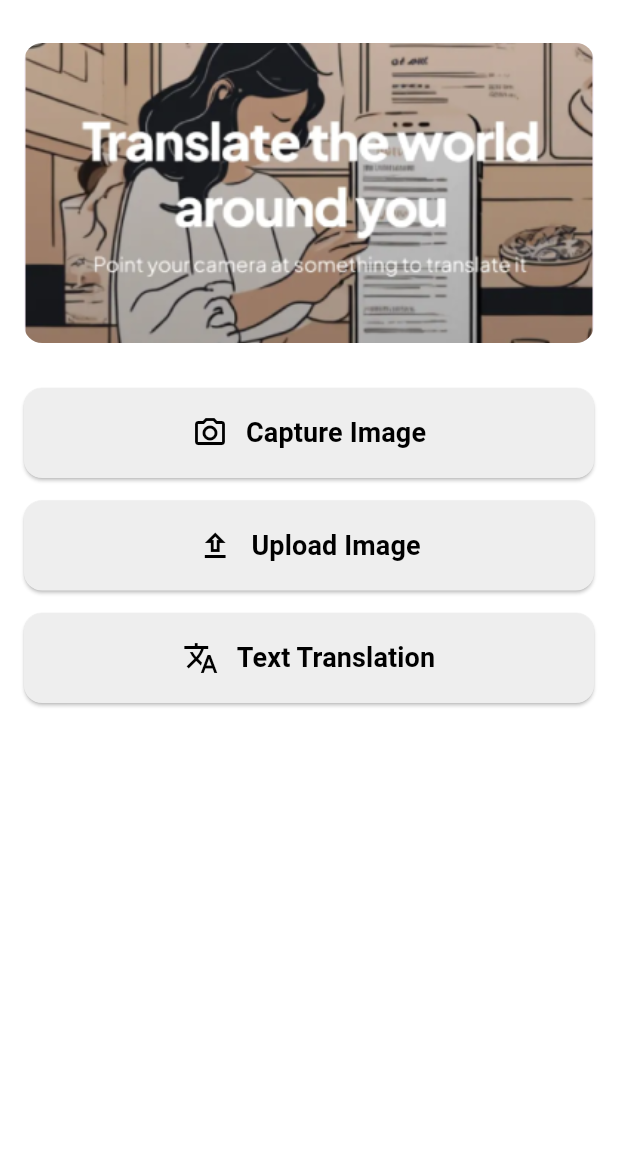
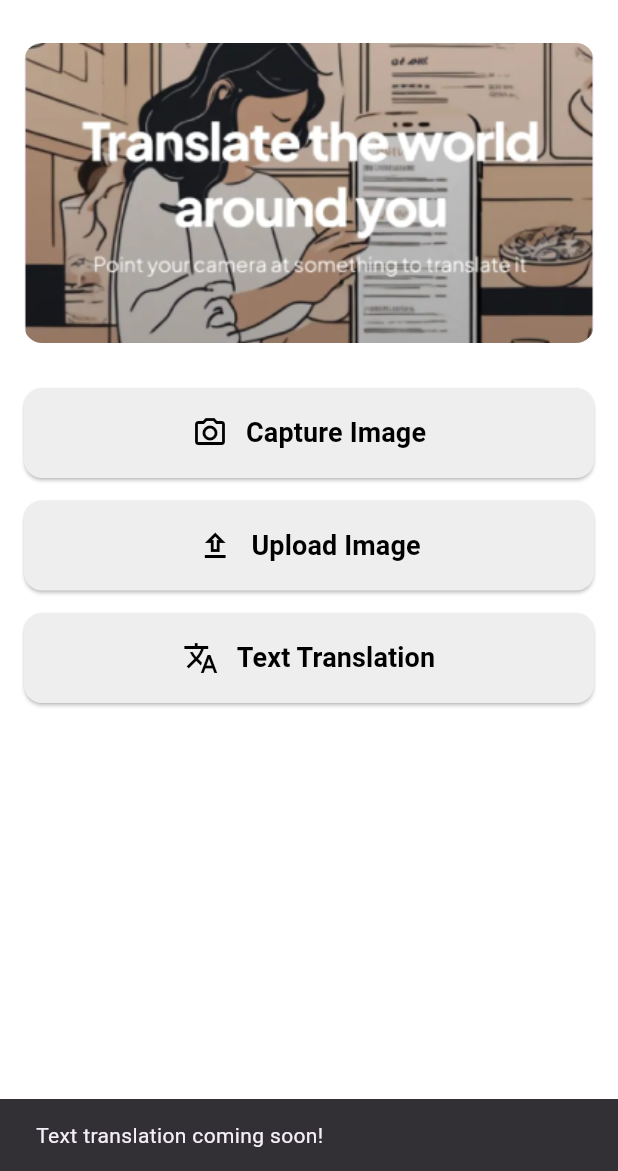
Before and after one commit to JayAndani21/Langlens, a Flutter app: the HomePage screen opened directly, after a tap on "Text Translation", on a phone screen of 412 x 824 dp, the part 65-1236 px from its top. Run offline on Flutter 3.47's test engine with Material 3 defaults, Android fonts, the phone set to English and light mode, and no system bars; our stand-ins replace google_fonts, image_picker, permission_handler.

Commit message:
Save changes to home_page.dart

```diff
--- a/lib/pages/home_page.dart
+++ b/lib/pages/home_page.dart
@@ -1,4 +1,6 @@
 import 'package:flutter/material.dart';
+import 'package:image_picker/image_picker.dart';
+import 'package:permission_handler/permission_handler.dart';
 
 class HomePage extends StatelessWidget {
   const HomePage({super.key});
@@ -28,7 +30,7 @@ class HomePage extends StatelessWidget {
           children: [
             _buildBannerSection(),
             const SizedBox(height: 30),
-            _buildActionButtons(),
+            _buildActionButtons(context),
           ],
         ),
       ),
@@ -49,19 +51,35 @@ class HomePage extends StatelessWidget {
     );
   }
 
-  Widget _buildActionButtons() {
+  Widget _buildActionButtons(BuildContext context) {
     return Column(
       children: [
-        _customButton(Icons.camera_alt_outlined, 'Capture Image'),
+        _customButton(
+          icon: Icons.camera_alt_outlined,
+          text: 'Capture Image',
+          onPressed: () => _handleCameraAction(context),
+        ),
         const SizedBox(height: 15),
-        _customButton(Icons.upload_outlined, 'Upload Image'),
+        _customButton(
+          icon: Icons.upload_outlined,
+          text: 'Upload Image',
+          onPressed: () => _handleUploadAction(context),
+        ),
         const SizedBox(height: 15),
-        _customButton(Icons.translate, 'Text Translation'),
+        _customButton(
+          icon: Icons.translate,
+          text: 'Text Translation',
+          onPressed: () => _handleTextTranslation(context),
+        ),
       ],
     );
   }
 
-  Widget _customButton(IconData icon, String text) {
+  Widget _customButton({
+    required IconData icon,
+    required String text,
+    required VoidCallback onPressed,
+  }) {
     return SizedBox(
       width: double.infinity,
       height: 60,
@@ -73,7 +91,7 @@ class HomePage extends StatelessWidget {
             borderRadius: BorderRadius.circular(12),
           ),
         ),
-        onPressed: () {},
+        onPressed: onPressed,
         child: Row(
           mainAxisAlignment: MainAxisAlignment.center,
           children: [
@@ -91,4 +109,66 @@ class HomePage extends StatelessWidget {
       ),
     );
   }
+
+  Future<void> _handleCameraAction(BuildContext context) async {
+    try {
+      final status = await Permission.camera.request();
+      if (!status.isGranted) {
+        if (context.mounted) {
+          ScaffoldMessenger.of(context).showSnackBar(
+            const SnackBar(
+              content: Text('Camera permission is required'),
+              duration: Duration(seconds: 2),
+            ),
+          );
+        }
+        return;
+      }
+
+      final imageFile = await ImagePicker().pickImage(
+        source: ImageSource.camera,
+        imageQuality: 85,
+        preferredCameraDevice: CameraDevice.rear,
+      );
+
+      if (imageFile != null && context.mounted) {
+        // TODO: Add your OCR processing logic here
+        ScaffoldMessenger.of(context).showSnackBar(
+          SnackBar(
+            content: Text('Captured image: ${imageFile.path}'),
+            duration: const Duration(seconds: 2),
+          ),
+        );
+      }
+    } catch (e) {
+      if (context.mounted) {
+        ScaffoldMessenger.of(context).showSnackBar(
+          SnackBar(
+            content: Text('Error: ${e.toString()}'),
+            duration: const Duration(seconds: 2),
+          ),
+        );
+      }
+    }
+  }
+
+  Future<void> _handleUploadAction(BuildContext context) async {
+    // TODO: Implement upload functionality
+    ScaffoldMessenger.of(context).showSnackBar(
+      const SnackBar(
+        content: Text('Upload functionality coming soon!'),
+        duration: Duration(seconds: 2),
+      ),
+    );
+  }
+
+  Future<void> _handleTextTranslation(BuildContext context) async {
+    // TODO: Implement text translation
+    ScaffoldMessenger.of(context).showSnackBar(
+      const SnackBar(
+        content: Text('Text translation coming soon!'),
+        duration: Duration(seconds: 2),
+      ),
+    );
+  }
 }
```
